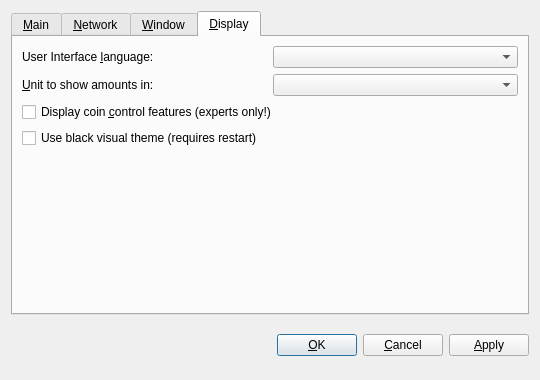
Old version of the form src/qt/forms/optionsdialog.ui in the repository cryptofun/honey.
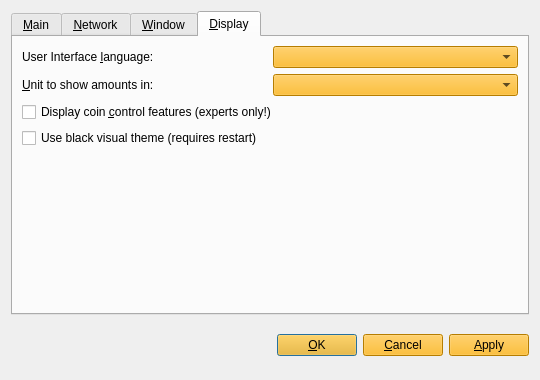
New version of the form. The open tabs and pages were chosen to show the change. Custom widgets are drawn as their Qt base class.

Patch:
```diff
--- a/src/qt/forms/optionsdialog.ui
+++ b/src/qt/forms/optionsdialog.ui
@@ -321,6 +321,9 @@
            <property name="toolTip">
             <string>The user interface language can be set here. This setting will take effect after restarting Honey.</string>
            </property>
+           <property name="styleSheet">
+            <string notr="true">background-color: rgb(255, 175, 0);</string>
+           </property>
           </widget>
          </item>
         </layout>
@@ -345,6 +348,9 @@
            <property name="toolTip">
             <string>Choose the default subdivision unit to show in the interface and when sending coins.</string>
            </property>
+           <property name="styleSheet">
+            <string notr="true">background-color: rgb(255, 175, 0);</string>
+           </property>
           </widget>
          </item>
         </layout>
@@ -432,6 +438,9 @@
      </item>
      <item>
       <widget class="QPushButton" name="okButton">
+       <property name="styleSheet">
+        <string notr="true">background-color: rgb(255, 175, 0);</string>
+       </property>
        <property name="text">
         <string>&amp;OK</string>
        </property>
@@ -439,6 +448,9 @@
      </item>
      <item>
       <widget class="QPushButton" name="cancelButton">
+       <property name="styleSheet">
+        <string notr="true">background-color: rgb(255, 175, 0);</string>
+       </property>
        <property name="text">
         <string>&amp;Cancel</string>
        </property>
@@ -449,6 +461,9 @@
      </item>
      <item>
       <widget class="QPushButton" name="applyButton">
+       <property name="styleSheet">
+        <string notr="true">background-color: rgb(255, 175, 0);</string>
+       </property>
        <property name="text">
         <string>&amp;Apply</string>
        </property>
```
Left out of the diff: 3 changed lines with no effect on the pictures.
